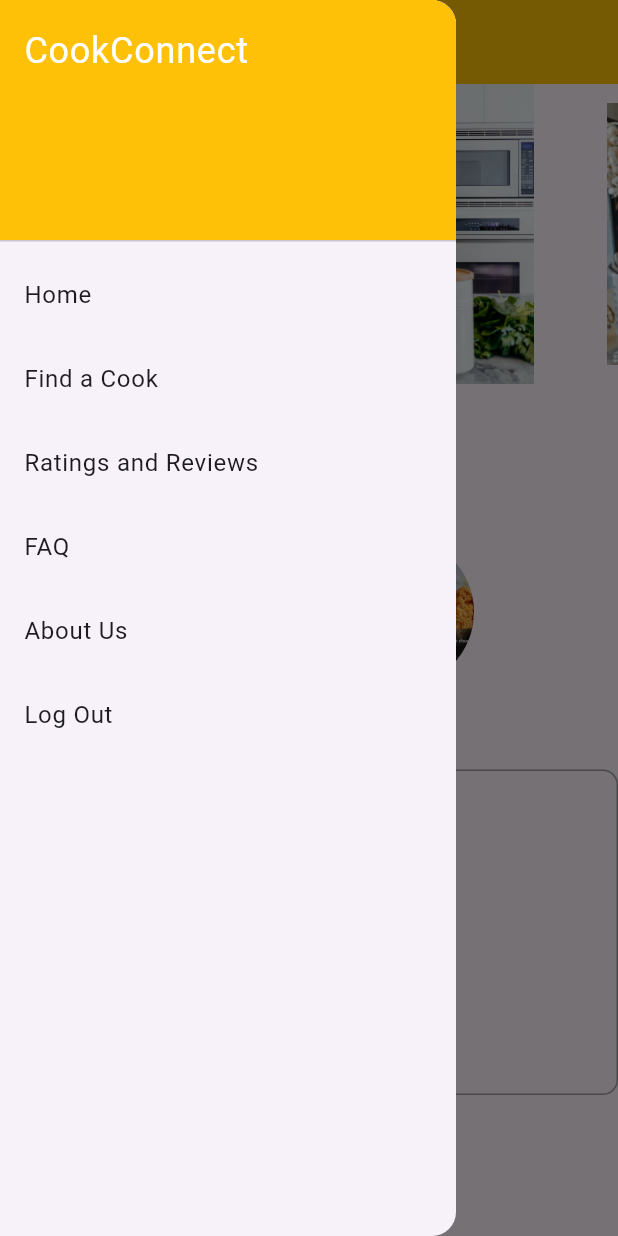
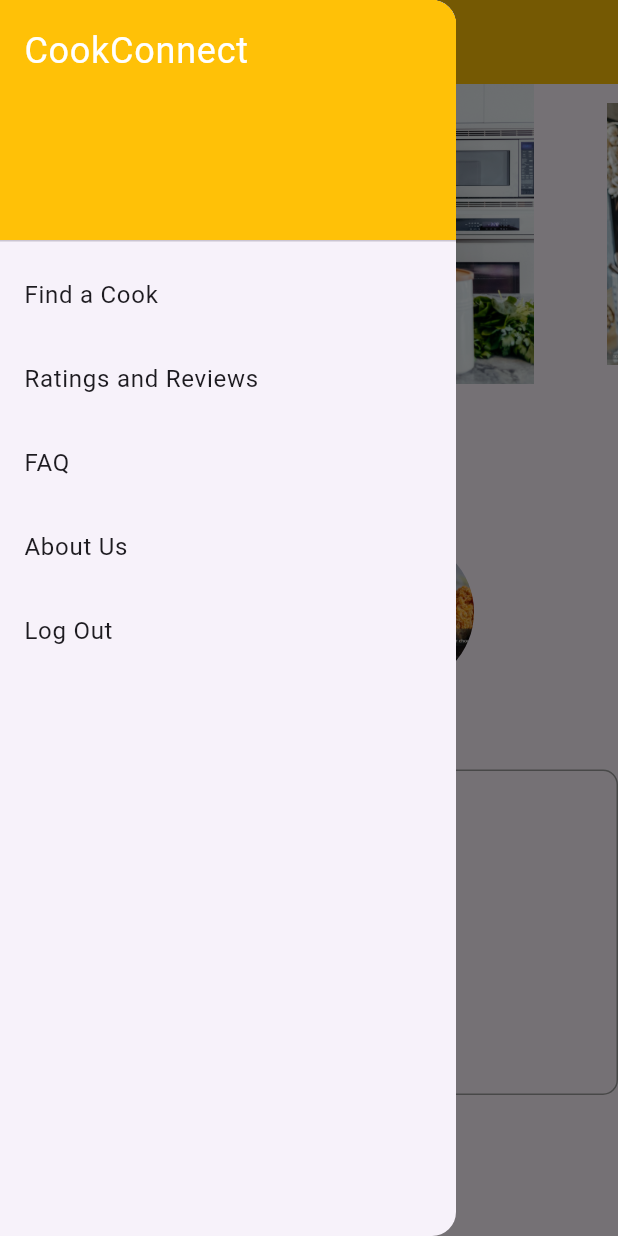
Before and after one commit to Raghavendra-J-R/cookConnect, a Flutter app: the HomePage screen opened by its route, with the side drawer open, on a phone screen of 412 x 824 dp. Run offline on Flutter 3.47's test engine with Material 3 defaults, Android fonts, the phone set to English and light mode, and no system bars; drawn by our look-alikes of carousel_slider; our stand-ins replace firebase_auth, firebase_core, firebase_database; accounts and stored records are empty.

Commit message:
removed home from list tile

```diff
--- a/lib/home_page.dart
+++ b/lib/home_page.dart
@@ -5,6 +5,7 @@ import 'package:firebase_auth/firebase_auth.dart';
 class HomePage extends StatefulWidget {
   @override
   final FirebaseAuth _auth = FirebaseAuth.instance;
+  String _selectedTile = '';
   _HomePageState createState() => _HomePageState();
 }
 
@@ -41,16 +42,13 @@ class _HomePageState extends State<HomePage> {
               ),
             ),
             ListTile(
-              title: const Text('Home'),
-              onTap: () {
-                Navigator.pop(context, '/home');
-              },
-            ),
-            ListTile(
               title: const Text('Find a Cook'),
               onTap: () {
                 Navigator.pushReplacementNamed(context, '/home/cook');
               },
+              shape: RoundedRectangleBorder(
+                borderRadius: BorderRadius.circular(30.0),
+              ),
             ),
             ListTile(
               title: const Text('Ratings and Reviews'),
```
